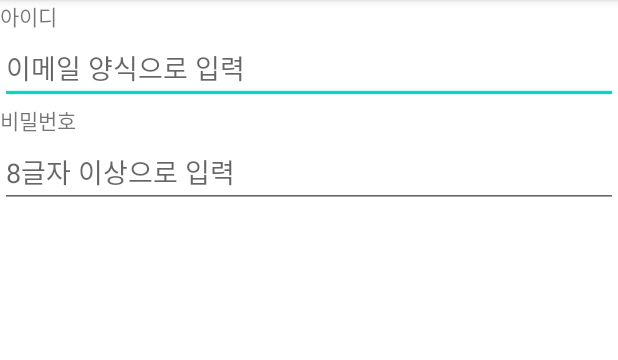
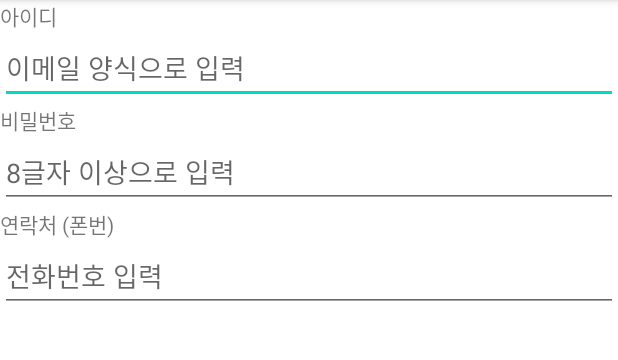
Before and after one commit to cho881020/UIPractice_20210306, an Android app: the screen it shows after launch (MainActivity), on a phone screen of 412 x 824 dp, the part 84-444 px from its top. Run offline under Robolectric (Android 15) with nearby library versions, the phone set to English and light mode, and no system bars.

Commit message:
연락처 입력항목 추가

```diff
--- a/app/src/main/res/layout/activity_main.xml
+++ b/app/src/main/res/layout/activity_main.xml
@@ -30,5 +30,16 @@
         android:hint="8글자 이상으로 입력"
         android:inputType="textPassword"/>
 
+    <TextView
+        android:layout_width="wrap_content"
+        android:layout_height="wrap_content"
+        android:text="연락처 (폰번)" />
+
+    <EditText
+        android:layout_width="match_parent"
+        android:layout_height="wrap_content"
+        android:hint="전화번호 입력"
+        android:inputType="phone" />
+
 
 </LinearLayout>
```
